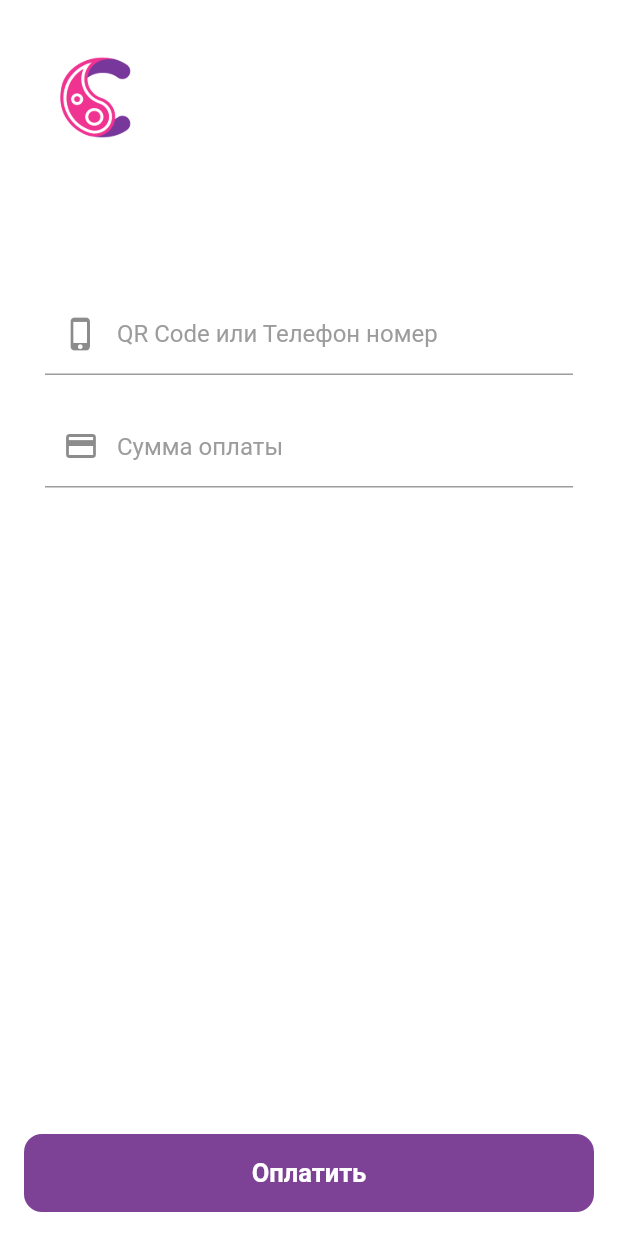
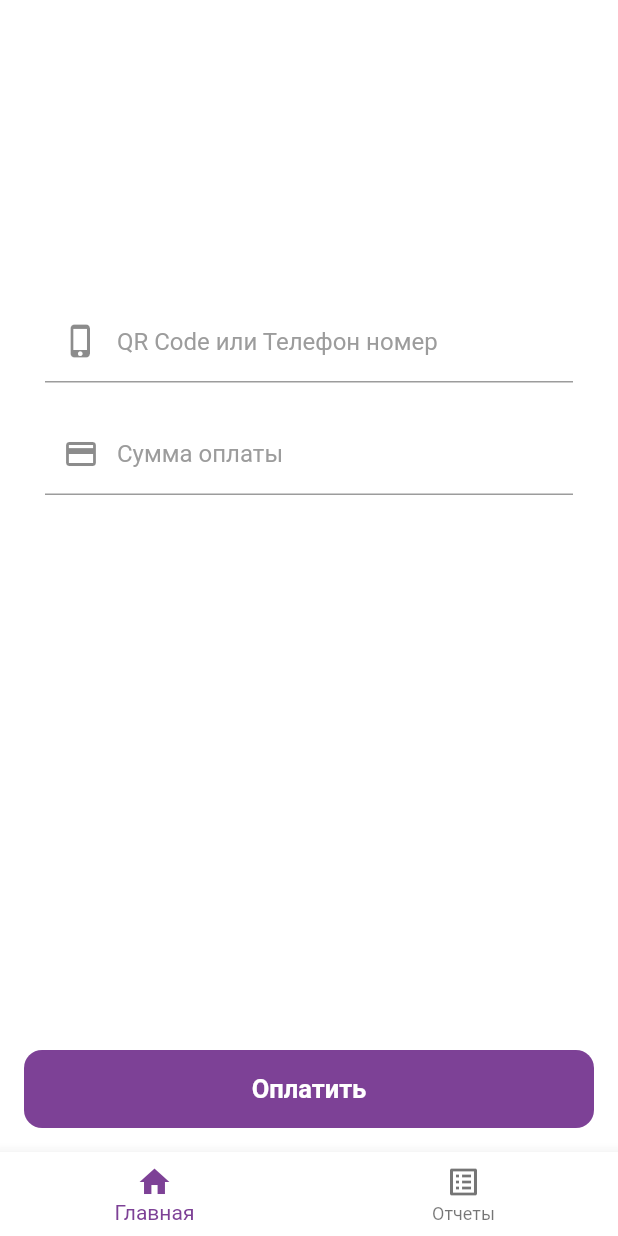
Before and after one commit to AkhmedovSH/cashback, a Flutter app: the screen it shows after launch, after a tap on "Войти", on a phone screen of 412 x 824 dp. Run offline on Flutter 3.47's test engine with Material 2 defaults, Android fonts, the phone set to English and light mode, and no system bars; our stand-ins replace get.

Commit message:
bugs fixed

```diff
--- a/lib/main.dart
+++ b/lib/main.dart
@@ -1,24 +1,31 @@
 import 'package:flutter/material.dart';
 import 'package:get/get.dart';
+import 'package:flutter/services.dart';
+import 'dart:async';
 
 import 'pages/index.dart';
 import 'pages/login.dart';
 
 void main() {
+  WidgetsFlutterBinding.ensureInitialized();
+  SystemChrome.setEnabledSystemUIMode(SystemUiMode.manual,
+      overlays: [SystemUiOverlay.bottom, SystemUiOverlay.top]);
   runApp(const MyApp());
 }
 
 class MyApp extends StatelessWidget {
   const MyApp({Key? key}) : super(key: key);
-
-  // This widget is the root of your application.
   @override
   Widget build(BuildContext context) {
+    return FutureBuilder(
+      future: Init.instance.initialize(),
+      builder: (context, AsyncSnapshot snapshot) {
+        // Show splash screen while waiting for app resources to load:
         return GetMaterialApp(
           debugShowCheckedModeBanner: false,
           popGesture: true,
           defaultTransition: Transition.leftToRight,
-      transitionDuration: Duration(milliseconds: 250),
+          // transitionDuration: Duration(milliseconds: 250),
           theme: ThemeData(
             backgroundColor: const Color(0xFFFFFFFF),
             scaffoldBackgroundColor: const Color(0xFFFFFFFF),
@@ -32,12 +39,152 @@ class MyApp extends StatelessWidget {
               primary: const Color(0xFF7D4196),
             )),
           ),
-      initialRoute: '/login',
+          initialRoute: '/splash',
           getPages: [
+            GetPage(name: '/splash', page: () => Splash()),
             GetPage(name: '/login', page: () => const Login()),
             GetPage(
-            name: '/', page: () => const Index(), transition: Transition.fade)
+                name: '/',
+                page: () => const Index(),
+                transition: Transition.fade)
           ],
+        );
+        // if (snapshot.connectionState == ConnectionState.waiting) {
+        //   return const MaterialApp(home: Splash());
+        // } else {
+        //   return GetMaterialApp(
+        //     debugShowCheckedModeBanner: false,
+        //     popGesture: true,
+        //     defaultTransition: Transition.leftToRight,
+        //     transitionDuration: Duration(milliseconds: 250),
+        //     theme: ThemeData(
+        //       backgroundColor: const Color(0xFFFFFFFF),
+        //       scaffoldBackgroundColor: const Color(0xFFFFFFFF),
+        //       elevatedButtonTheme: ElevatedButtonThemeData(
+        //         style: ElevatedButton.styleFrom(
+        //           primary: const Color(0xFF7D4196),
+        //         ),
+        //       ),
+        //       textButtonTheme: TextButtonThemeData(
+        //           style: TextButton.styleFrom(
+        //         primary: const Color(0xFF7D4196),
+        //       )),
+        //     ),
+        //     initialRoute: '/splash',
+        //     getPages: [
+        //       GetPage(name: '/login', page: () => const Login()),
+        //       GetPage(
+        //           name: '/',
+        //           page: () => const Index(),
+        //           transition: Transition.fade)
+        //     ],
+        //   );
+        // }
+      },
+    );
+
+    // return GetMaterialApp(
+    //   debugShowCheckedModeBanner: false,
+    //   popGesture: true,
+    //   defaultTransition: Transition.leftToRight,
+    //   transitionDuration: Duration(milliseconds: 250),
+    //   theme: ThemeData(
+    //     backgroundColor: const Color(0xFFFFFFFF),
+    //     scaffoldBackgroundColor: const Color(0xFFFFFFFF),
+    //     elevatedButtonTheme: ElevatedButtonThemeData(
+    //       style: ElevatedButton.styleFrom(
+    //         primary: const Color(0xFF7D4196),
+    //       ),
+    //     ),
+    //     textButtonTheme: TextButtonThemeData(
+    //         style: TextButton.styleFrom(
+    //       primary: const Color(0xFF7D4196),
+    //     )),
+    //   ),
+    //   initialRoute: '/login',
+    //   getPages: [
+    //     GetPage(name: '/login', page: () => const Login()),
+    //     GetPage(
+    //         name: '/', page: () => const Index(), transition: Transition.fade)
+    //   ],
+    // );
+  }
+}
+
+class Splash extends StatefulWidget {
+  Splash({Key? key}) : super(key: key);
+
+  @override
+  _SplashState createState() => _SplashState();
+}
+
+class _SplashState extends State<Splash> {
+  @override
+  void initState() {
+    // TODO: implement initState
+    super.initState();
+    startTimer();
+  }
+
+  startTimer() {
+    var _duration = Duration(milliseconds: 2000);
+    return Timer(_duration, navigate);
+  }
+
+  void navigate() async {
+    Get.offAllNamed('/login');
+  }
+
+  @override
+  Widget build(BuildContext context) {
+    bool lightMode =
+        MediaQuery.of(context).platformBrightness == Brightness.light;
+    return Scaffold(
+      backgroundColor:
+          lightMode ? const Color(0xFF7D4196) : const Color(0xff042a49),
+      body: Center(
+          child: lightMode
+              ? const Text(
+                  'CASHBACK',
+                  style: TextStyle(
+                      fontSize: 28,
+                      color: Colors.white,
+                      fontWeight: FontWeight.bold),
+                )
+              : Image.asset('assets/splash_dark.png')),
     );
   }
 }
+
+// class Splash extends StatelessWidget {
+//   const Splash({Key? key}) : super(key: key);
+
+//   @override
+//   Widget build(BuildContext context) {
+//     bool lightMode =
+//         MediaQuery.of(context).platformBrightness == Brightness.light;
+//     return Scaffold(
+//       backgroundColor:
+//           lightMode ? const Color(0xFF7D4196) : const Color(0xff042a49),
+//       body: Center(
+//           child: lightMode
+//               ? const Text(
+//                   'CASHBACK',
+//                   style: TextStyle(
+//                       fontSize: 28,
+//                       color: Colors.white,
+//                       fontWeight: FontWeight.bold),
+//                 )
+//               : Image.asset('assets/splash_dark.png')),
+//     );
+//   }
+// }
+
+class Init {
+  Init._();
+  static final instance = Init._();
+
+  Future initialize() async {
+    await Future.delayed(const Duration(seconds: 2));
+  }
+}
--- a/lib/pages/index.dart
+++ b/lib/pages/index.dart
@@ -18,19 +18,20 @@ class _IndexState extends State<Index> {
         child: Container(
           width: MediaQuery.of(context).size.width,
           // color: Colors.white,
-          margin: const EdgeInsets.only(top: 30, left: 30, right: 30),
+          margin: const EdgeInsets.only(top: 200, left: 30, right: 30),
           // color: Colors.white,
           child: Column(
             crossAxisAlignment: CrossAxisAlignment.start,
+            // mainAxisAlignment: MainAxisAlignment.center,
             children: [
-              Container(
-                margin: const EdgeInsets.only(bottom: 95),
-                child: Image.asset(
-                  'images/cashback_icon.png',
-                  height: 70,
-                  width: 70,
-                ),
-              ),
+              // Container(
+              //   margin: const EdgeInsets.only(bottom: 95),
+              //   child: Image.asset(
+              //     'images/cashback_icon.png',
+              //     height: 70,
+              //     width: 70,
+              //   ),
+              // ),
               // Container(
               //   margin: const EdgeInsets.only(bottom: 40),
               //   child: const Text(
@@ -152,6 +153,15 @@ class _IndexState extends State<Index> {
           ),
         ),
       ),
+      bottomNavigationBar: BottomNavigationBar(
+        backgroundColor: Colors.white,
+        currentIndex: 0,
+        selectedItemColor: const Color(0xFF7D4196),
+        items: const [
+          BottomNavigationBarItem(icon: Icon(Icons.home), label: 'Главная'),
+          BottomNavigationBarItem(icon: Icon(Icons.list_alt), label: 'Отчеты')
+        ],
+      ),
     );
   }
 }
--- a/pubspec.yaml
+++ b/pubspec.yaml
@@ -36,6 +36,7 @@ dependencies:
   cupertino_icons: ^1.0.2
   get: ^4.6.1
   flutter_native_splash: ^1.3.2
+  animated_splash_screen: ^1.1.0
   # flutter_launcher_icons: ^0.9.2
 
 flutter_icons:
```
Also changed, not shown: lib/pages/reports.dart (added), pubspec.lock, 24 other files. Lines whose indentation alone changed are shown as unchanged.
